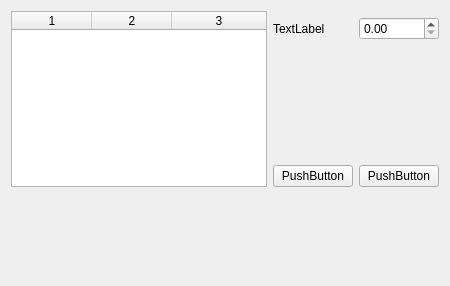
Old version of the form src/GUI/HexoticPluginGUI_SizeMapsWidget_QTD.ui in the repository SalomePlatform/hexoticplugin.
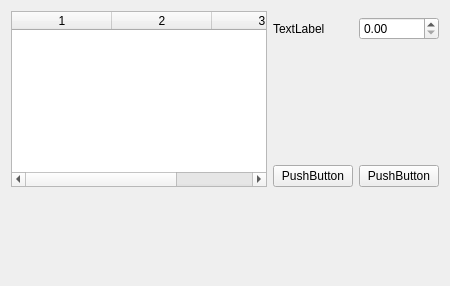
New version of the form. Custom widgets are drawn as their Qt base class.

Commit message: IMP: HexoticPLUGIN/Size Maps: Added some warnings to avoid 0 value of the local size. Added a delegate to manage edition in the QTableWidget. Minor widget modifications (.ui)

Diff of the .ui file:
```diff
--- a/src/GUI/HexoticPluginGUI_SizeMapsWidget_QTD.ui
+++ b/src/GUI/HexoticPluginGUI_SizeMapsWidget_QTD.ui
@@ -33,6 +33,9 @@
        <attribute name="horizontalHeaderDefaultSectionSize">
         <number>80</number>
        </attribute>
+       <attribute name="horizontalHeaderMinimumSectionSize">
+        <number>100</number>
+       </attribute>
        <attribute name="horizontalHeaderShowSortIndicator" stdset="0">
         <bool>false</bool>
        </attribute>
```
The commit also changes 5 other files.
